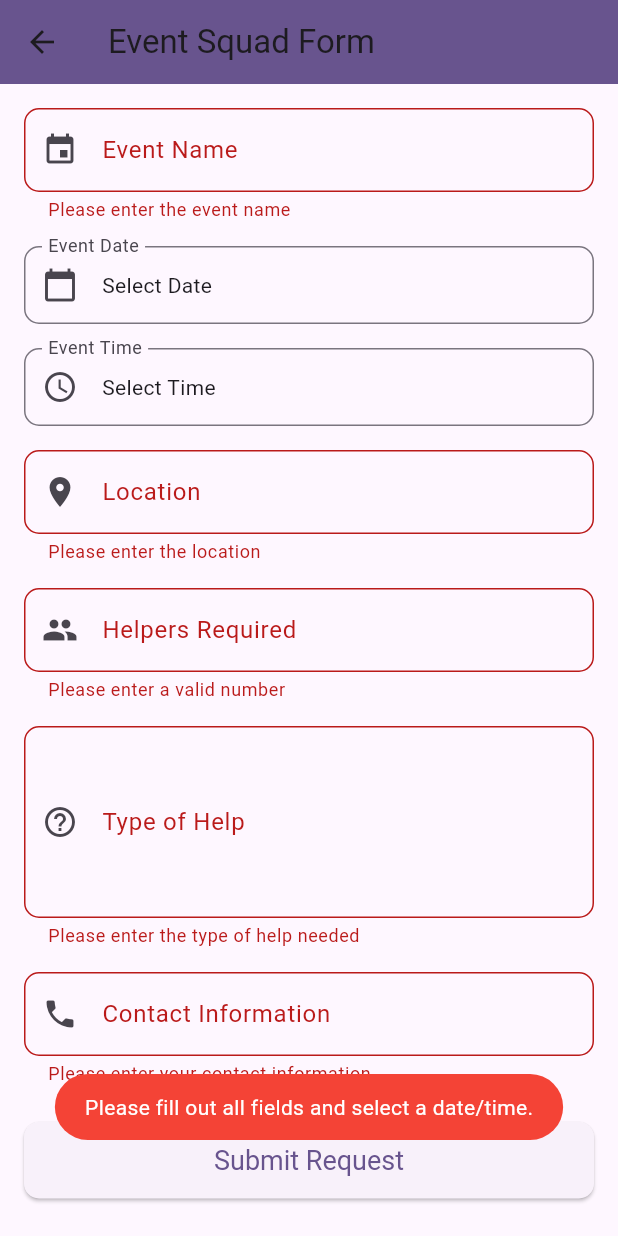
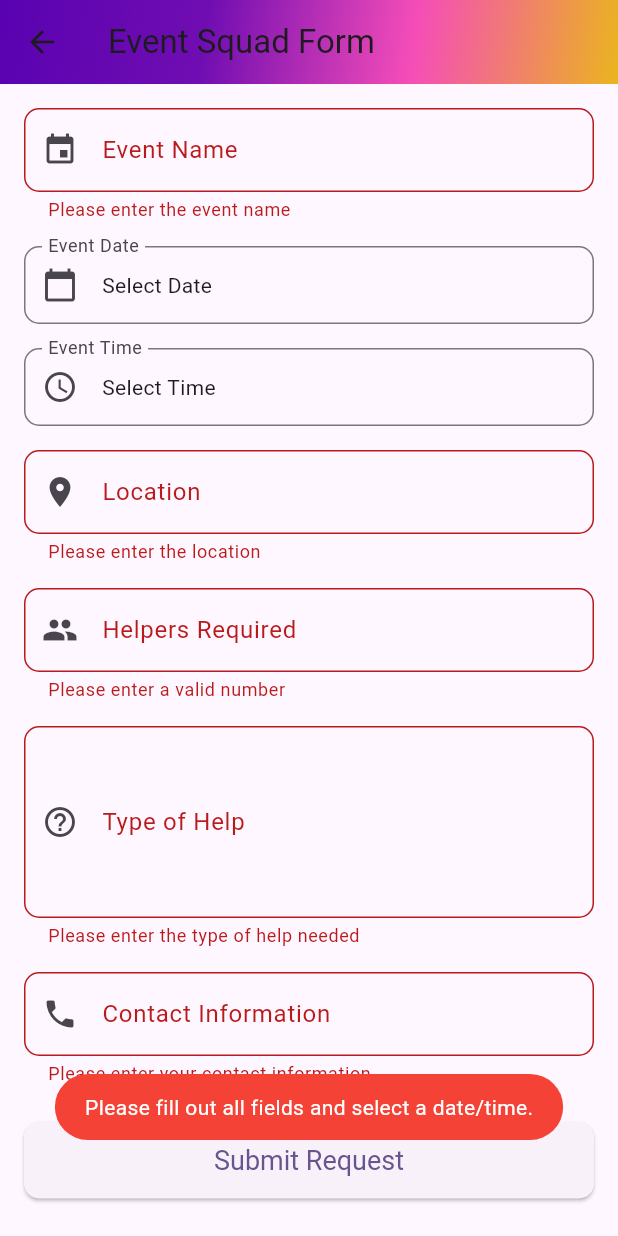
Before and after one commit to M-J-Christina213/Kuveni_app, a Flutter app: the EventSquadForm screen opened directly, after a tap on "Submit Request", on a phone screen of 412 x 824 dp. Run offline on Flutter 3.47's test engine with Material 3 defaults, Android fonts, the phone set to English and light mode, and no system bars; our stand-ins replace cloud_firestore, firebase_auth, firebase_core, flutter_dotenv, fluttertoast, percent_indicator and 1 more; accounts and stored records are empty; statements that could not run were skipped.

Commit message:
error fixes

```diff
--- a/lib/screens/event_squad_screen.dart
+++ b/lib/screens/event_squad_screen.dart
@@ -1,9 +1,10 @@
 import 'package:flutter/material.dart';
-import 'package:kuveni_app/screens/post_job.dart';
 import 'package:supabase_flutter/supabase_flutter.dart';
 import 'package:fluttertoast/fluttertoast.dart';
+import 'package:intl/intl.dart';
 
 // Initialize the Supabase client instance.
+// This is done once per app.
 final supabase = Supabase.instance.client;
 
 class EventSquadForm extends StatefulWidget {
@@ -95,14 +96,15 @@ class _EventSquadFormState extends State<EventSquadForm> {
       );
 
       // Insert the data into the 'event_squad_requests' table.
-      // Use .select() to get the inserted row back, which is good practice.
       await supabase.from('event_squad_requests').insert({
         'event_name': _eventNameController.text,
-        'event_date': eventDateTime.toIso8601String(), // Correct format for Supabase timestamp
+        'event_date': eventDateTime.toIso8601String(),
         'location': _locationController.text,
         'helpers_required': int.tryParse(_helpersRequiredController.text),
         'type_of_help': _typeOfHelpController.text,
         'contact': _contactController.text,
+        'created_at': DateTime.now().toIso8601String(),
+        'status': 'pending',
       });
 
       // Show success toast.
@@ -154,8 +156,20 @@ class _EventSquadFormState extends State<EventSquadForm> {
     return Scaffold(
       appBar: AppBar(
         title: const Text('Event Squad Form'),
-        backgroundColor: Theme.of(context).primaryColor,
-        elevation: 0,
+        flexibleSpace: Container(
+          decoration: const BoxDecoration(
+            gradient: LinearGradient(
+              colors: [
+                Color(0xFF5902B1),
+                Color(0xFF700DB2),
+                Color(0xFFF54DB8),
+                Color(0xFFEBB41F),
+              ],
+              begin: Alignment.topLeft,
+              end: Alignment.bottomRight,
+            ),
+          ),
+        ),
       ),
       body: SingleChildScrollView(
         padding: const EdgeInsets.all(16.0),
@@ -179,7 +193,6 @@ class _EventSquadFormState extends State<EventSquadForm> {
                 },
               ),
               const SizedBox(height: 16.0),
-              // Date picker field
               InkWell(
                 onTap: () => _selectDate(context),
                 child: InputDecorator(
@@ -191,12 +204,11 @@ class _EventSquadFormState extends State<EventSquadForm> {
                   child: Text(
                     _selectedDate == null
                         ? 'Select Date'
-                        : '${_selectedDate!.toLocal()}'.split(' ')[0],
+                        : DateFormat('MMM d, yyyy').format(_selectedDate!),
                   ),
                 ),
               ),
               const SizedBox(height: 16.0),
-              // Time picker field
               InkWell(
                 onTap: () => _selectTime(context),
                 child: InputDecorator(
```
Also changed, not shown: lib/main.dart (+7 -3 lines), pubspec.yaml (+7 -38 lines), pubspec.lock, 5 other files.
